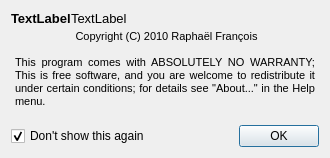
Old version of the form src/vstboard/views/splash.ui in the repository rbarreiros/vstboard.
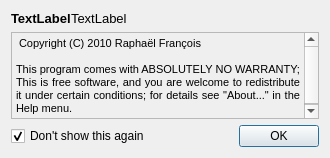
New version of the form.

Commit message: start menu shortcut on the right place upx & nsis script update

What changed in the file:
```diff
--- a/src/vstboard/views/splash.ui
+++ b/src/vstboard/views/splash.ui
@@ -17,9 +17,6 @@
    <locale language="English" country="UnitedStates"/>
   </property>
   <layout class="QVBoxLayout" name="verticalLayout">
-   <property name="spacing">
-    <number>0</number>
-   </property>
    <item>
     <layout class="QHBoxLayout" name="horizontalLayout_2">
      <property name="spacing">
@@ -191,16 +188,13 @@
      <property name="acceptDrops">
       <bool>false</bool>
      </property>
-     <property name="frameShape">
-      <enum>QFrame::NoFrame</enum>
-     </property>
      <property name="html">
       <string>&lt;!DOCTYPE HTML PUBLIC &quot;-//W3C//DTD HTML 4.0//EN&quot; &quot;http://www.w3.org/TR/REC-html40/strict.dtd&quot;&gt;
 &lt;html&gt;&lt;head&gt;&lt;meta name=&quot;qrichtext&quot; content=&quot;1&quot; /&gt;&lt;style type=&quot;text/css&quot;&gt;
 p, li { white-space: pre-wrap; }
 &lt;/style&gt;&lt;/head&gt;&lt;body style=&quot; font-family:'MS Shell Dlg 2'; font-size:8.25pt; font-weight:400; font-style:normal;&quot;&gt;
-&lt;p align=&quot;center&quot; style=&quot; margin-top:0px; margin-bottom:0px; margin-left:0px; margin-right:0px; -qt-block-indent:0; text-indent:0px;&quot;&gt;&lt;span style=&quot; font-size:8pt;&quot;&gt; Copyright (C) 2010 Raphaël François&lt;/span&gt;&lt;/p&gt;
-&lt;p align=&quot;center&quot; style=&quot;-qt-paragraph-type:empty; margin-top:0px; margin-bottom:0px; margin-left:0px; margin-right:0px; -qt-block-indent:0; text-indent:0px; font-size:8pt;&quot;&gt;&lt;/p&gt;
+&lt;p align=&quot;justify&quot; style=&quot; margin-top:0px; margin-bottom:0px; margin-left:0px; margin-right:0px; -qt-block-indent:0; text-indent:0px;&quot;&gt;&lt;span style=&quot; font-size:8pt;&quot;&gt; Copyright (C) 2010 Raphaël François&lt;/span&gt;&lt;/p&gt;
+&lt;p align=&quot;justify&quot; style=&quot;-qt-paragraph-type:empty; margin-top:0px; margin-bottom:0px; margin-left:0px; margin-right:0px; -qt-block-indent:0; text-indent:0px; font-size:8pt;&quot;&gt;&lt;/p&gt;
 &lt;p align=&quot;justify&quot; style=&quot; margin-top:0px; margin-bottom:0px; margin-left:0px; margin-right:0px; -qt-block-indent:0; text-indent:0px;&quot;&gt;&lt;span style=&quot; font-size:8pt;&quot;&gt;This program comes with ABSOLUTELY NO WARRANTY; This is free software, and you are welcome to redistribute it under certain conditions; for details see &amp;quot;About...&amp;quot; in the Help menu.&lt;/span&gt;&lt;/p&gt;&lt;/body&gt;&lt;/html&gt;</string>
      </property>
      <property name="textInteractionFlags">
```
The commit also changes 10 other files.
